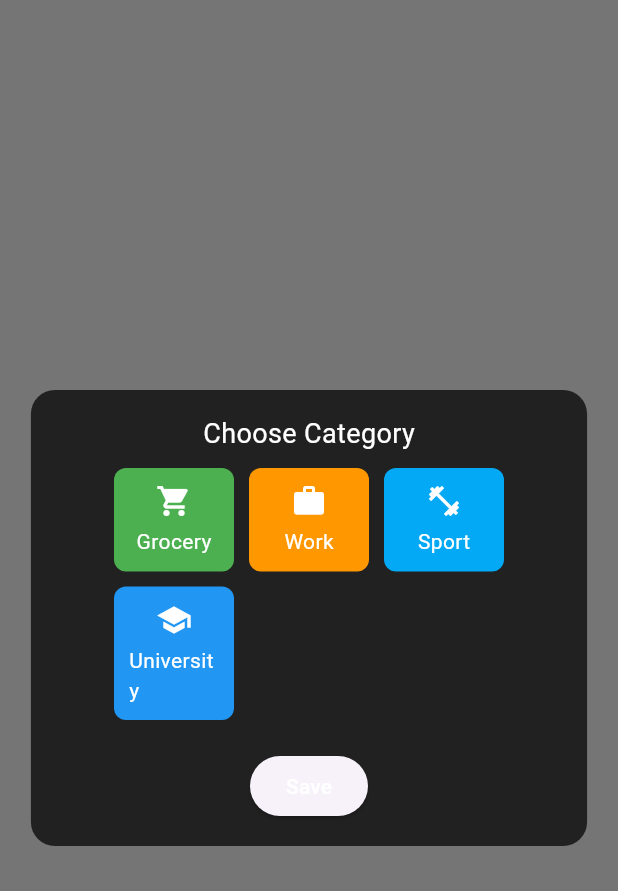
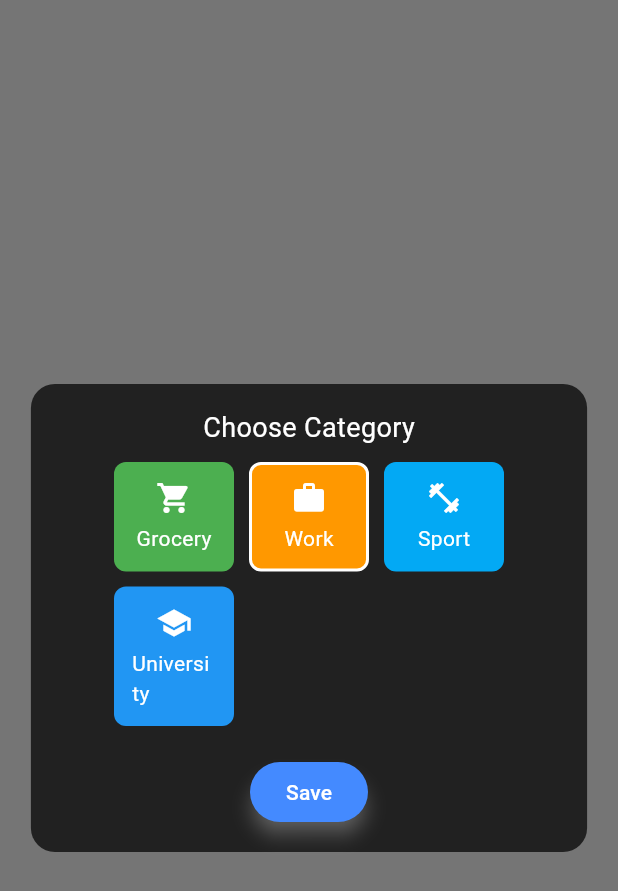
Before and after one commit to Nompangs/front, a Flutter app: the TaskCategoryScreen screen opened directly with empty values, on a phone screen of 412 x 824 dp. Shown: the top 891 px of the screen. Run offline on Flutter 3.47's test engine with Material 3 defaults, Android fonts, the phone set to English and light mode, and no system bars; our stand-ins replace flutter_dotenv, speech_to_text.

Commit message:
Style: add color palette

```diff
--- a/lib/screens/home_screen.dart
+++ b/lib/screens/home_screen.dart
@@ -91,7 +91,7 @@ class _HomeScreenState extends State<HomeScreen> {
       body:
           _tasks.isEmpty
               ? _buildEmptyScreen()
-              : TaskListScreen(tasks: _tasks), // 📌 코드 스플리팅 적용
+              : TaskListScreen(tasks: _tasks), // 코드 스플리팅 적용
       bottomNavigationBar: BottomNavBar(),
       floatingActionButton: MicButton(onSpeechResult: _addTask),
       floatingActionButtonLocation: FloatingActionButtonLocation.centerDocked,
--- a/lib/screens/task_category_screen.dart
+++ b/lib/screens/task_category_screen.dart
@@ -1,4 +1,5 @@
 import 'package:flutter/material.dart';
+import '../utils/colors.dart';
 
 class TaskCategoryScreen extends StatefulWidget {
   final String taskText;
@@ -34,12 +35,12 @@ class _TaskCategoryScreenState extends State<TaskCategoryScreen> {
   @override
   Widget build(BuildContext context) {
     return Scaffold(
-      backgroundColor: Colors.black54,
+      backgroundColor: AppColors.background,
       body: Center(
         child: Container(
           padding: EdgeInsets.all(16),
           decoration: BoxDecoration(
-            color: Colors.grey[900],
+            color: AppColors.cardBackground,
             borderRadius: BorderRadius.circular(16),
           ),
           width: MediaQuery.of(context).size.width * 0.9,
@@ -56,14 +57,24 @@ class _TaskCategoryScreenState extends State<TaskCategoryScreen> {
                 runSpacing: 10,
                 children:
                     _categories.map((category) {
-                      return GestureDetector(
+                      return InkWell(
                         onTap: () => _selectCategory(category["name"]),
+                        borderRadius: BorderRadius.circular(8), // 테두리 둥글게
+                        splashColor: Colors.white38, // 클릭 시 물결 효과 색상
+                        highlightColor: Colors.white24, // 클릭 시 강조 효과
                         child: Container(
                           width: 80,
                           padding: EdgeInsets.all(10),
                           decoration: BoxDecoration(
                             color: category["color"],
                             borderRadius: BorderRadius.circular(8),
+                            border: Border.all(
+                              color:
+                                  _selectedCategory == category["name"]
+                                      ? Colors.white
+                                      : Colors.transparent, // 선택된 경우 테두리 표시
+                              width: 2,
+                            ),
                           ),
                           child: Column(
                             children: [
@@ -79,6 +90,7 @@ class _TaskCategoryScreenState extends State<TaskCategoryScreen> {
                       );
                     }).toList(),
               ),
+
               SizedBox(height: 20),
               ElevatedButton(
                 onPressed: () {
@@ -88,6 +100,11 @@ class _TaskCategoryScreenState extends State<TaskCategoryScreen> {
                     _selectedCategory,
                   );
                 },
+                style: ElevatedButton.styleFrom(
+                  backgroundColor: AppColors.saveButton,
+                  shadowColor: Colors.white54,
+                  elevation: 5,
+                ),
                 child: Text("Save", style: TextStyle(color: Colors.white)),
               ),
             ],
--- a/lib/screens/task_priority_screen.dart
+++ b/lib/screens/task_priority_screen.dart
@@ -1,5 +1,6 @@
 import 'package:flutter/material.dart';
 import 'task_category_screen.dart';
+import '../utils/colors.dart';
 
 class TaskPriorityScreen extends StatefulWidget {
   final String taskText;
@@ -88,7 +89,9 @@ class _TaskPriorityScreenState extends State<TaskPriorityScreen> {
                       );
                     },
                     style: ElevatedButton.styleFrom(
-                      backgroundColor: Colors.purpleAccent,
+                      backgroundColor: AppColors.saveButton,
+                      shadowColor: Colors.white54,
+                      elevation: 5,
                     ),
                     child: Text("Save", style: TextStyle(color: Colors.white)),
                   ),
--- /dev/null
+++ b/lib/utils/colors.dart
@@ -0,0 +1,9 @@
+import 'package:flutter/material.dart';
+
+class AppColors {
+  static const Color primary = Colors.purpleAccent;
+  static const Color secondary = Colors.orangeAccent;
+  static const Color background = Colors.black54;
+  static const Color cardBackground = Color(0xFF212121); // Dark Gray
+  static const Color saveButton = Colors.blueAccent;
+}
--- a/lib/widgets/bottom_nav_bar.dart
+++ b/lib/widgets/bottom_nav_bar.dart
@@ -11,9 +11,9 @@ class BottomNavBar extends StatelessWidget {
         mainAxisAlignment: MainAxisAlignment.spaceAround,
         children: [
           _buildNavItem(Icons.home, 'Index', true),
-          _buildNavItem(Icons.calendar_today, 'Calendar', false),
+          // _buildNavItem(Icons.calendar_today, 'Calendar', false),
           SizedBox(width: 50),
-          _buildNavItem(Icons.timer, 'Focus', false),
+          // _buildNavItem(Icons.timer, 'Focus', false),
           _buildNavItem(Icons.person, 'Profile', false),
         ],
       ),
```
Also changed, not shown: lib/widgets/mic_button.dart (+11 -4 lines).
